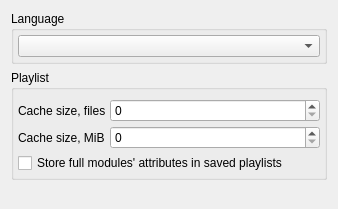
Before: the Qt Designer form apps/zxtune-qt/ui/preferences/interface.ui in vitamin-caig/zxtune, drawn with Qt 5.
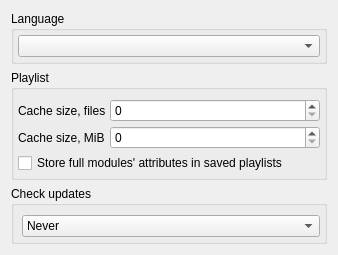
After: the same form once the commit is applied.

Commit message: zxtune-qt: automatic update check.

```diff
--- a/apps/zxtune-qt/ui/preferences/interface.ui
+++ b/apps/zxtune-qt/ui/preferences/interface.ui
@@ -7,7 +7,7 @@
     <x>0</x>
     <y>0</y>
     <width>338</width>
-    <height>209</height>
+    <height>229</height>
    </rect>
   </property>
   <property name="windowTitle">
@@ -100,6 +100,49 @@
      </layout>
     </widget>
    </item>
+   <item>
+    <widget class="QGroupBox" name="updatesGroupBox">
+     <property name="title">
+      <string>Check updates</string>
+     </property>
+     <layout class="QFormLayout" name="formLayout_2">
+      <property name="horizontalSpacing">
+       <number>4</number>
+      </property>
+      <property name="verticalSpacing">
+       <number>4</number>
+      </property>
+      <property name="leftMargin">
+       <number>4</number>
+      </property>
+      <property name="rightMargin">
+       <number>4</number>
+      </property>
+      <property name="bottomMargin">
+       <number>4</number>
+      </property>
+      <item row="0" column="1">
+       <widget class="QComboBox" name="updateCheckPeriod">
+        <item>
+         <property name="text">
+          <string>Never</string>
+         </property>
+        </item>
+        <item>
+         <property name="text">
+          <string>Once a day</string>
+         </property>
+        </item>
+        <item>
+         <property name="text">
+          <string>Once a week</string>
+         </property>
+        </item>
+       </widget>
+      </item>
+     </layout>
+    </widget>
+   </item>
    <item>
     <spacer name="verticalSpacer">
      <property name="orientation">
```
The commit also changes 9 other files.
